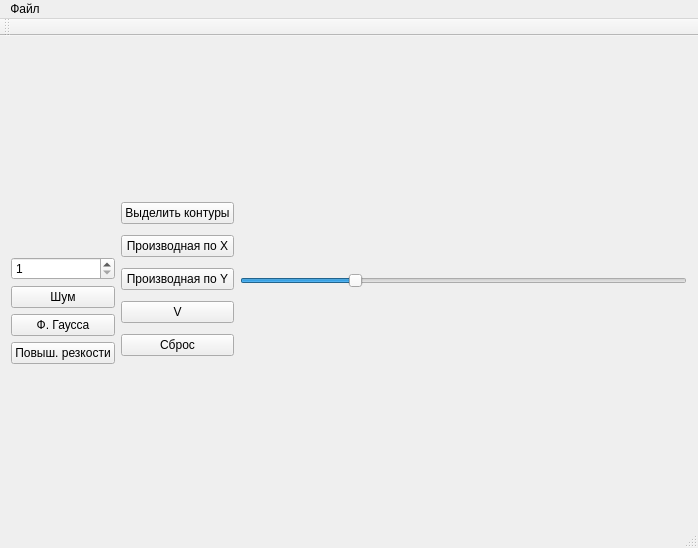
Poletayson/ImageProcessing_1, file mainwindow.ui: the form before one commit.
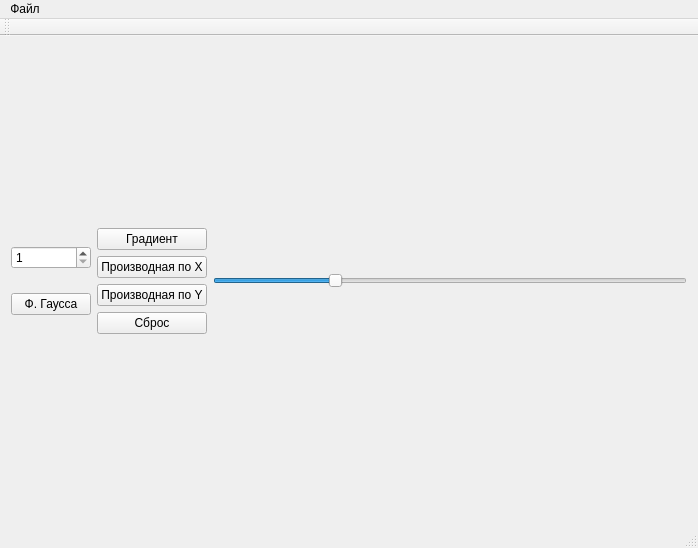
The form after the commit.

What changed in the file:
```diff
--- a/mainwindow.ui
+++ b/mainwindow.ui
@@ -19,27 +19,6 @@
      <layout class="QGridLayout" name="gridLayout_2">
       <item row="1" column="0">
        <layout class="QVBoxLayout" name="verticalLayout_3">
-        <item>
-         <widget class="QLabel" name="labelLine">
-          <property name="text">
-           <string/>
-          </property>
-         </widget>
-        </item>
-        <item>
-         <widget class="QLabel" name="labelOpenMP">
-          <property name="text">
-           <string/>
-          </property>
-         </widget>
-        </item>
-        <item>
-         <widget class="QLabel" name="labelParell">
-          <property name="text">
-           <string/>
-          </property>
-         </widget>
-        </item>
         <item>
          <widget class="QSpinBox" name="spinBoxThreadCount">
           <property name="minimum">
@@ -50,16 +29,6 @@
           </property>
          </widget>
         </item>
-        <item>
-         <widget class="QPushButton" name="ButtonNoise">
-          <property name="enabled">
-           <bool>true</bool>
-          </property>
-          <property name="text">
-           <string>Шум</string>
-          </property>
-         </widget>
-        </item>
         <item>
          <widget class="QPushButton" name="ButtonGauss">
           <property name="text">
@@ -67,13 +36,6 @@
           </property>
          </widget>
         </item>
-        <item>
-         <widget class="QPushButton" name="ButtonRezk">
-          <property name="text">
-           <string>Повыш. резкости</string>
-          </property>
-         </widget>
-        </item>
        </layout>
       </item>
       <item row="1" column="3">
@@ -81,7 +43,7 @@
         <item>
          <widget class="QPushButton" name="pushButtonYUV">
           <property name="text">
-           <string>Выделить контуры</string>
+           <string>Градиент</string>
           </property>
          </widget>
         </item>
@@ -99,13 +61,6 @@
           </property>
          </widget>
         </item>
-        <item>
-         <widget class="QPushButton" name="pushButton_2">
-          <property name="text">
-           <string>V</string>
-          </property>
-         </widget>
-        </item>
         <item>
          <widget class="QPushButton" name="ButtonRepair">
           <property name="text">
```
Left out of the diff: 29 changed lines with no effect on the pictures.
